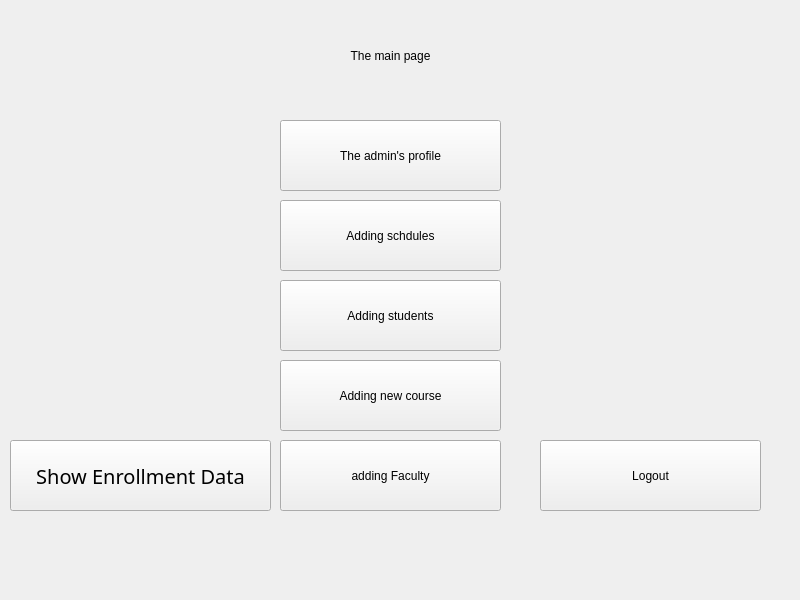
Qt form Admin's main page.ui (nwaaf20050-netizen/EE202_Course_Project) before a commit.
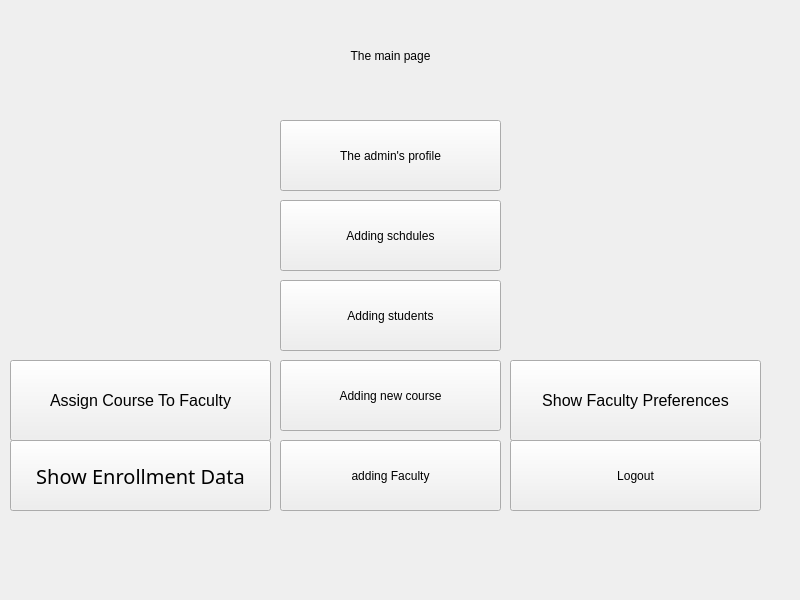
The same form after that commit.

```diff
--- a/Admin's main page.ui
+++ b/Admin's main page.ui
@@ -116,9 +116,9 @@
    <widget class="QPushButton" name="pushButton_Logout">
     <property name="geometry">
      <rect>
-      <x>540</x>
+      <x>510</x>
       <y>440</y>
-      <width>221</width>
+      <width>251</width>
       <height>71</height>
      </rect>
     </property>
@@ -154,6 +154,42 @@
      <string>Show Enrollment Data</string>
     </property>
    </widget>
+   <widget class="QPushButton" name="pushButton_Preferences">
+    <property name="geometry">
+     <rect>
+      <x>510</x>
+      <y>360</y>
+      <width>251</width>
+      <height>81</height>
+     </rect>
+    </property>
+    <property name="font">
+     <font>
+      <pointsize>12</pointsize>
+     </font>
+    </property>
+    <property name="text">
+     <string>Show Faculty Preferences</string>
+    </property>
+   </widget>
+   <widget class="QPushButton" name="pushButton_Assign">
+    <property name="geometry">
+     <rect>
+      <x>10</x>
+      <y>360</y>
+      <width>261</width>
+      <height>81</height>
+     </rect>
+    </property>
+    <property name="font">
+     <font>
+      <pointsize>12</pointsize>
+     </font>
+    </property>
+    <property name="text">
+     <string>Assign Course To Faculty</string>
+    </property>
+   </widget>
   </widget>
   <widget class="QMenuBar" name="menubar">
    <property name="geometry">
```
